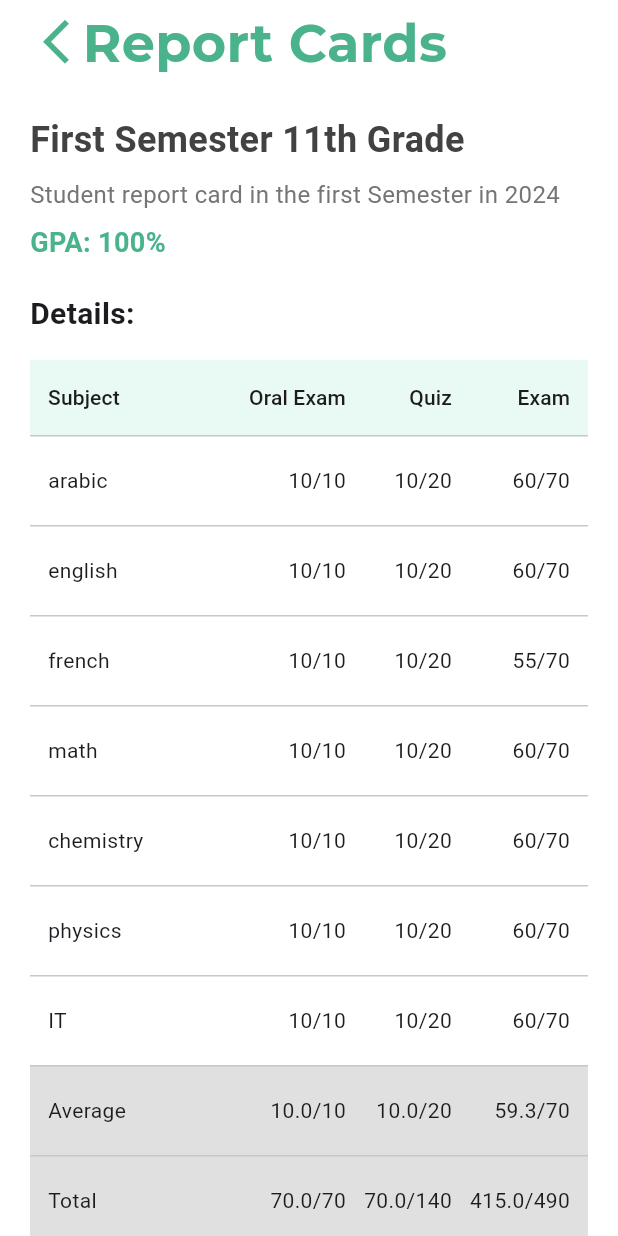
After one commit to Ghaith-aljabban/school_application, a Flutter app: the ReportCardDetailsScreen screen opened directly with sample values from the repository, on a phone screen of 412 x 824 dp. The commit adds this screen. Run offline on Flutter 3.47's test engine with Material 3 defaults, Android fonts, the phone set to English and light mode, and no system bars; our stand-ins replace flutter_svg, font_awesome_flutter; project files that could hold a hidden picture were left out.

Commit message:
0.1 UI is almost finish (Quiz , Student Behavor , preeExam) are not ready yet

```diff
--- /dev/null
+++ b/lib/models/exam_date_model.dart
@@ -0,0 +1,23 @@
+import 'package:school_application/models/subjects_model.dart';
+
+class ExamDateModel {
+  SubjectsModel subject;
+  String date;
+  String timeStart;
+  String timeEnd;
+  ExamDateModel({
+    required this.subject,
+    required this.date,
+    required this.timeStart,
+    required this.timeEnd,
+});
+}
+
+
+
+
+List<ExamDateModel> myExams = [
+  ExamDateModel(subject: mySubjects[0], date: "2025/7/2", timeStart: "10:00AM",timeEnd: "12:00PM"),
+  ExamDateModel(subject: mySubjects[1], date: "2025/7/2", timeStart: "10:00AM",timeEnd: "12:00PM"),
+  ExamDateModel(subject: mySubjects[2], date: "2025/7/2", timeStart: "10:00AM",timeEnd: "12:00PM"),
+];
--- a/lib/models/report_card_model.dart
+++ b/lib/models/report_card_model.dart
@@ -1,15 +1,16 @@
 class ReportCardModel {
-
-  String GPA;
+  final String GPA;
   final String grade;
   final bool isFirstSemister;
-  List<SubjectScore> subject;
+  final List<SubjectScore> subject;
+  final String year; // Add year property
+
   ReportCardModel({
-
     required this.GPA,
     required this.grade,
     required this.isFirstSemister,
     required this.subject,
+    required this.year, // Add to constructor
   });
 }
 
@@ -34,12 +35,12 @@ List<ReportCardModel> ghaithReportCards = [
   ReportCardModel(GPA: '100%', grade: '11th Grade', isFirstSemister: true, subject: [
     SubjectScore(name: "arabic", quiz: 10, exam: 60, midterm: 20, oralexam: 10),
     SubjectScore(name: "english", quiz: 10, exam: 60, midterm: 20, oralexam: 10),
-    SubjectScore(name: "french", quiz: 10, exam: 60, midterm: 20, oralexam: 10),
+    SubjectScore(name: "french", quiz: 10, exam: 55, midterm: 20, oralexam: 10),
     SubjectScore(name: "math", quiz: 10, exam: 60, midterm: 20, oralexam: 10),
     SubjectScore(name: "chemistry", quiz: 10, exam: 60, midterm: 20, oralexam: 10),
     SubjectScore(name: "physics", quiz: 10, exam: 60, midterm: 20, oralexam: 10),
     SubjectScore(name: "IT", quiz: 10, exam: 60, midterm: 20, oralexam: 10),
-  ]),
+  ],year: '2024'),
   ReportCardModel(GPA: '100%', grade: '11th Grade', isFirstSemister: false, subject: [
     SubjectScore(name: "arabic", quiz: 10, exam: 60, midterm: 20, oralexam: 10),
     SubjectScore(name: "english", quiz: 10, exam: 60, midterm: 20, oralexam: 10),
@@ -48,7 +49,7 @@ List<ReportCardModel> ghaithReportCards = [
     SubjectScore(name: "chemistry", quiz: 10, exam: 60, midterm: 20, oralexam: 10),
     SubjectScore(name: "physics", quiz: 10, exam: 60, midterm: 20, oralexam: 10),
     SubjectScore(name: "IT", quiz: 10, exam: 60, midterm: 20, oralexam: 10),
-  ]),
+  ],year: '2024'),
   ReportCardModel(GPA: '100%', grade: '12th Grade', isFirstSemister: true, subject: [
     SubjectScore(name: "arabic", quiz: 10, exam: 60, midterm: 20, oralexam: 10),
     SubjectScore(name: "english", quiz: 10, exam: 60, midterm: 20, oralexam: 10),
@@ -57,7 +58,7 @@ List<ReportCardModel> ghaithReportCards = [
     SubjectScore(name: "chemistry", quiz: 10, exam: 60, midterm: 20, oralexam: 10),
     SubjectScore(name: "physics", quiz: 10, exam: 60, midterm: 20, oralexam: 10),
     SubjectScore(name: "IT", quiz: 10, exam: 60, midterm: 20, oralexam: 10),
-  ]),
+  ],year: '2024'),
   ReportCardModel(GPA: '100%', grade: '12th Grade', isFirstSemister: false, subject: [
     SubjectScore(name: "arabic", quiz: 10, exam: 60, midterm: 20, oralexam: 10),
     SubjectScore(name: "english", quiz: 10, exam: 60, midterm: 20, oralexam: 10),
@@ -66,6 +67,6 @@ List<ReportCardModel> ghaithReportCards = [
     SubjectScore(name: "chemistry", quiz: 10, exam: 60, midterm: 20, oralexam: 10),
     SubjectScore(name: "physics", quiz: 10, exam: 60, midterm: 20, oralexam: 10),
     SubjectScore(name: "IT", quiz: 10, exam: 60, midterm: 20, oralexam: 10),
-  ]),
+  ],year: '2024'),
 
 ];
--- /dev/null
+++ b/lib/modules/report card/report_card_details_screen.dart
@@ -0,0 +1,190 @@
+import 'package:flutter/material.dart';
+import 'package:school_application/models/report_card_model.dart';
+import 'package:school_application/shared/network/styles/colors.dart';
+import 'package:school_application/shared/network/styles/styles.dart';
+
+class ReportCardDetailsScreen extends StatelessWidget {
+  final ReportCardModel reportCard;
+
+  const ReportCardDetailsScreen({super.key, required this.reportCard});
+
+  @override
+  Widget build(BuildContext context) {
+    // Calculate averages with correct maximums
+    final int maxOral = 10;
+    final int maxQuiz = 20;
+    final int maxExam = 70;
+
+    double totalOral = 0;
+    double totalQuiz = 0;
+    double totalExam = 0;
+    int subjectCount = reportCard.subject.length;
+
+    for (var subject in reportCard.subject) {
+      totalOral += subject.oralexam;
+      totalQuiz += subject.quiz;
+      totalExam += subject.exam;
+    }
+
+    // Calculate averages
+    double avgOral = subjectCount > 0 ? totalOral / subjectCount : 0;
+    double avgQuiz = subjectCount > 0 ? totalQuiz / subjectCount : 0;
+    double avgExam = subjectCount > 0 ? totalExam / subjectCount : 0;
+
+    // Calculate maximum possible totals
+    int maxTotalOral = maxOral * subjectCount;
+    int maxTotalQuiz = maxQuiz * subjectCount;
+    int maxTotalExam = maxExam * subjectCount;
+
+    return Scaffold(
+      appBar: AppBar(
+        leadingWidth: double.infinity,
+        leading: GestureDetector(
+          onTap: () => Navigator.pop(context),
+          child: Row(
+            children: [
+              const SizedBox(width: 20),
+              Icon(Icons.arrow_back_ios_new, color: myGreen, size: 35),
+              Text("Report Cards", style: greenHTextStyle),
+            ],
+          ),
+        ),
+      ),
+      body: SingleChildScrollView(
+        padding: const EdgeInsets.all(20),
+        child: Column(
+          crossAxisAlignment: CrossAxisAlignment.start,
+          children: [
+            // Header
+            Text(
+              "${reportCard.isFirstSemister ? 'First' : 'Second'} Semester ${reportCard.grade}",
+              style: TextStyle(
+                fontSize: 24,
+                fontWeight: FontWeight.bold,
+                color: Colors.grey[800],
+              ),
+            ),
+            const SizedBox(height: 8),
+
+            // Description
+            Text(
+              "Student report card in the ${reportCard.isFirstSemister ? 'first' : 'second'} Semester in ${reportCard.year}",
+              style: TextStyle(
+                fontSize: 16,
+                color: Colors.grey[600],
+              ),
+            ),
+            const SizedBox(height: 8),
+
+            // GPA
+            Text(
+              "GPA: ${reportCard.GPA}",
+              style: TextStyle(
+                fontSize: 18,
+                fontWeight: FontWeight.bold,
+                color: myGreen,
+              ),
+            ),
+            const SizedBox(height: 20),
+
+            // Details label
+            const Text(
+              "Details:",
+              style: TextStyle(
+                fontSize: 20,
+                fontWeight: FontWeight.bold,
+              ),
+            ),
+            const SizedBox(height: 16),
+
+            // Subjects table - takes full width
+            LayoutBuilder(
+              builder: (context, constraints) {
+                return SingleChildScrollView(
+                  scrollDirection: Axis.horizontal,
+                  child: ConstrainedBox(
+                    constraints: BoxConstraints(
+                      minWidth: constraints.maxWidth,
+                    ),
+                    child: DataTable(
+                      headingRowColor: MaterialStateProperty.resolveWith<Color>(
+                            (Set<MaterialState> states) => myLime,
+                      ),
+                      columns: [
+                        DataColumn(
+                          label: const Text("Subject"),
+                          tooltip: "Subject Name",
+                        ),
+                        DataColumn(
+                          label: const Text("Oral Exam"),
+                          numeric: true,
+                          tooltip: "Oral Exam (Max $maxOral)",
+                        ),
+                        DataColumn(
+                          label: const Text("Quiz"),
+                          numeric: true,
+                          tooltip: "Quiz (Max $maxQuiz)",
+                        ),
+                        DataColumn(
+                          label: const Text("Exam"),
+                          numeric: true,
+                          tooltip: "Exam (Max $maxExam)",
+                        ),
+                      ],
+                      rows: [
+                        ...reportCard.subject.map((subject) => DataRow(
+                          cells: [
+                            DataCell(
+                              ConstrainedBox(
+                                constraints: BoxConstraints(
+                                  maxWidth: constraints.maxWidth * 0.3, // Adjust as needed
+                                ),
+                                child: Text(subject.name),
+                              ),
+                            ),
+                            DataCell(Text("${subject.oralexam}/$maxOral")),
+                            DataCell(Text("${subject.quiz}/$maxQuiz")),
+                            DataCell(Text("${subject.exam}/$maxExam")),
+                          ],
+                        )),
+                        DataRow(
+                          cells: [
+                            const DataCell(Text("Average")),
+                            DataCell(Text("${avgOral.toStringAsFixed(1)}/$maxOral")),
+                            DataCell(Text("${avgQuiz.toStringAsFixed(1)}/$maxQuiz")),
+                            DataCell(Text("${avgExam.toStringAsFixed(1)}/$maxExam")),
+                          ],
+                          color: MaterialStateProperty.resolveWith<Color?>(
+                                (Set<MaterialState> states) => Colors.grey[300],
+                          ),
+                        ),
+                        DataRow(
+                          cells: [
+                            const DataCell(Text("Total")),
+                            DataCell(Text("${totalOral.toStringAsFixed(1)}/$maxTotalOral")),
+                            DataCell(Text("${totalQuiz.toStringAsFixed(1)}/$maxTotalQuiz")),
+                            DataCell(Text("${totalExam.toStringAsFixed(1)}/$maxTotalExam")),
+                          ],
+                          color: MaterialStateProperty.resolveWith<Color?>(
+                                (Set<MaterialState> states) => Colors.grey[300],
+                          ),
+                        ),
+
+                      ],
+                      dataRowMinHeight: 40,
+                      dataRowMaxHeight: 60,
+                      headingRowHeight: 50,
+                      horizontalMargin: 12,
+                      columnSpacing: 12,
+                      dividerThickness: 1,
+                    ),
+                  ),
+                );
+              },
+            ),
+          ],
+        ),
+      ),
+    );
+  }
+}
--- a/lib/shared/components/constants.dart
+++ b/lib/shared/components/constants.dart
@@ -87,6 +87,7 @@ Widget defaultReportcard({
   required String header,
   required String description,
   required String percentage,
+  required VoidCallback onPressed,
 }) => Container(
     width: width,
     height: height,
@@ -130,7 +131,7 @@ Widget defaultReportcard({
                     SizedBox(
                       height: 24,
                     ),
-                    reportCardButton(width: 120,function: (){}),
+                    reportCardButton(width: 120, function: onPressed,),
                   ],
                 ),
               ),
```
Also changed, not shown: lib/modules/report card/report_card_history_screen.dart (+22 -11 lines), lib/modules/schedule/exam_Schedule.dart (added, +106 -0 lines), lib/modules/schedule/schedule_Screen.dart (+8 -1 lines).
